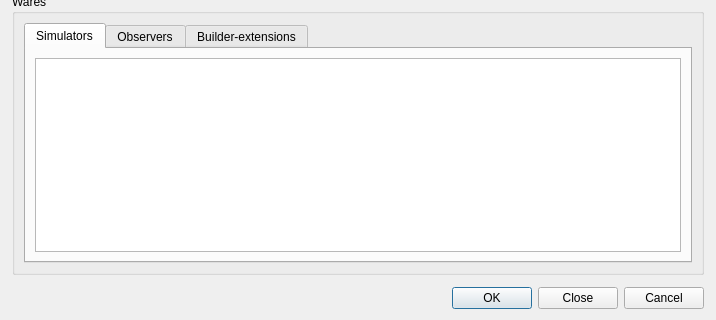
Qt form src/openfluid/ui/waresdev/WaresSrcExportDialog.ui (OpenFLUID/openfluid) before a commit; both pictures show x 0 to 716 and y 303 to 623 of the 716 by 623 pixel window.
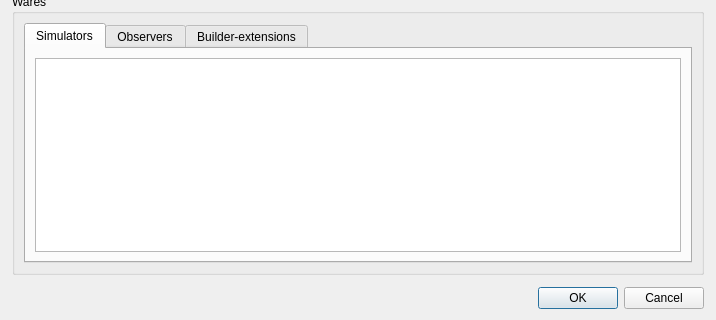
The same form after that commit.

Commit message:
Changes in wares sources import/exports dialogs
* Now checking at dialog opening
* No more allowing successive imports or exports

```diff
--- a/src/openfluid/ui/waresdev/WaresSrcExportDialog.ui
+++ b/src/openfluid/ui/waresdev/WaresSrcExportDialog.ui
@@ -235,7 +235,7 @@
         </sizepolicy>
        </property>
        <property name="standardButtons">
-        <set>QDialogButtonBox::Cancel|QDialogButtonBox::Close|QDialogButtonBox::Ok</set>
+        <set>QDialogButtonBox::Cancel|QDialogButtonBox::Ok</set>
        </property>
       </widget>
      </item>
```
The commit also changes 7 other files.
